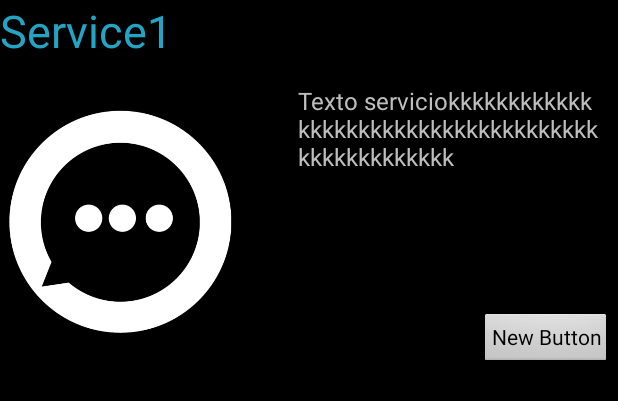
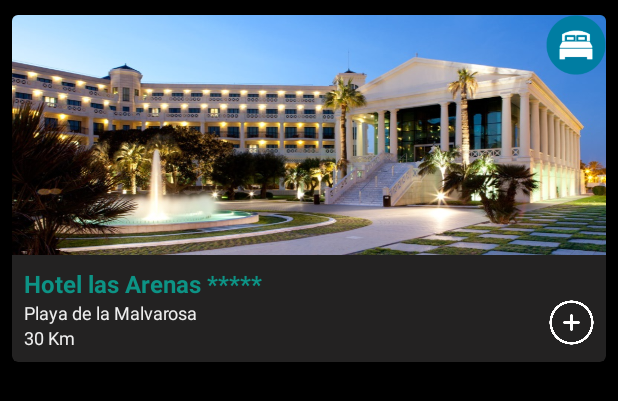
Before and after one commit to carquipe/Rivence, an Android app: the layout item_service.xml on its own in the app's theme, with its tools: preview values and no code run, on a phone screen of 412 x 824 dp. Shown: the top 401 px of the screen. Run offline under Robolectric (Android 15) with nearby library versions, the light colour scheme and no system bars.

Commit message:
2.3.4
  - Cambio a un Splash mas sencillo.
  - Empezamos a usar Cardview para Servicios

    TODO: Falta implementar Cardwievs a Nearyou y Paylog

```diff
--- a/app/build.gradle
+++ b/app/build.gradle
@@ -26,7 +26,13 @@ dependencies {
     testCompile 'junit:junit:4.12'
     compile 'com.android.support:appcompat-v7:23.1.1'
     compile project(':volley')
+
+    //Dependencia progress circle
     compile 'com.github.rahatarmanahmed:circularprogressview:2.4.0'
+
+    //Dependencias Card view & Reclycerview
+    compile 'com.android.support:cardview-v7:23.1.1'
+    compile 'com.android.support:recyclerview-v7:23.1.1'
 
 
 }
--- a/app/src/main/java/katiostudio/rivence/item_service_fragment.java
+++ b/app/src/main/java/katiostudio/rivence/item_service_fragment.java
@@ -16,7 +16,7 @@ public class item_service_fragment extends Fragment {
 
     @Override
     public View onCreateView(LayoutInflater inflater, ViewGroup container, Bundle savedInstanceState) {
-        View rootView = inflater.inflate(R.layout.item_service2, container, false);
+        View rootView = inflater.inflate(R.layout.item_service, container, false);
 
 
         return rootView;
--- a/app/src/main/java/katiostudio/rivence/main.java
+++ b/app/src/main/java/katiostudio/rivence/main.java
@@ -29,6 +29,7 @@ public class main extends Activity {
     static ImageView chaticon;
 
     protected void onCreate(Bundle savedInstanceState) {
+
         /* Generar estructura interfaz básica de la aplicación procedente del Layout: main.xml */
         super.onCreate(savedInstanceState);
         setContentView(R.layout.main);
@@ -48,8 +49,6 @@ public class main extends Activity {
         /* Insercion de la fuente del titulo */
         String fontPath = "fonts/Ailerons-Typeface.otf";
         Typeface tf = Typeface.createFromAsset(getAssets(), fontPath);
-
-        // Aplicacion de la fuente al TextView  titleText
         titleText.setTypeface(tf);
 
 
--- a/app/src/main/res/drawable/service_item_border.xml
+++ b/app/src/main/res/drawable/service_item_border.xml
@@ -9,7 +9,6 @@
                 android:width="1dp"
                 android:color="#75ffffff" />
 
-            <solid android:color="#aa484747" />
 
             <padding
 
--- a/app/src/main/res/layout/item_service.xml
+++ b/app/src/main/res/layout/item_service.xml
@@ -1,62 +1,98 @@
-<?xml version="1.0" encoding="utf-8"?>
-<LinearLayout xmlns:android="http://schemas.android.com/apk/res/android"
-    android:orientation="vertical" android:layout_width="match_parent"
-    android:layout_height="wrap_content"
-    android:weightSum="1">
+<RelativeLayout xmlns:android="http://schemas.android.com/apk/res/android"
+    xmlns:tools="http://schemas.android.com/tools"
+    android:layout_width="match_parent"
+    android:layout_height="match_parent">
 
-    <TextView
+
+    <android.support.v7.widget.CardView xmlns:card_view="http://schemas.android.com/apk/res-auto"
+        android:id="@+id/card_view"
         android:layout_width="match_parent"
         android:layout_height="wrap_content"
-        android:text="Service1"
-        android:id="@+id/textView18"
-        android:textSize="30sp"
-        android:textColor="#24a4c4"
-        android:layout_marginBottom="5dp" />
+        android:layout_marginBottom="8dp"
+        android:layout_marginLeft="8dp"
+        android:layout_marginRight="8dp"
+        card_view:cardCornerRadius="4dp"
+        card_view:cardElevation="4dp"
+        card_view:cardBackgroundColor="#bb312f2f"
+        android:layout_marginTop="10dp">
+
+        <LinearLayout
+            android:layout_width="match_parent"
+            android:layout_height="wrap_content"
+            android:orientation="vertical">
 
             <RelativeLayout
                 android:layout_width="match_parent"
-        android:layout_height="wrap_content">
+                android:layout_height="match_parent">
 
                 <ImageView
-            android:layout_width="157dp"
-            android:layout_height="204dp"
-            android:id="@+id/imageView2"
-            android:src="@drawable/chat_ic"
-            android:layout_alignBottom="@+id/textView19" />
+                    android:id="@+id/imageView"
+                    android:layout_width="match_parent"
+                    android:layout_height="160dp"
+                    android:layout_gravity="center"
+                    android:background="@drawable/arena"
+                    android:gravity="top" />
 
-        <RelativeLayout
-            android:orientation="vertical"
-            android:layout_width="match_parent"
-            android:layout_height="fill_parent"
-            android:layout_alignBottom="@+id/imageView2"
-            android:weightSum="1">
-
-            <TextView
-                android:layout_width="223dp"
-                android:layout_height="wrap_content"
-                android:id="@+id/textView19"
-                android:textSize="16sp"
-                android:textAlignment="center"
-                android:padding="10dp"
-                android:text="Texto serviciokkkkkkkkkkkkkkkkkkkkkkkkkkkkkkkkkkkkkkkkkkkkkkkkkk"
-                android:layout_gravity="right"
+                <ImageView
+                    android:layout_width="40dp"
+                    android:layout_height="40dp"
+                    android:id="@+id/imageView5"
+                    android:background="@drawable/hotels_ic"
                     android:layout_alignParentTop="true"
                     android:layout_alignParentRight="true"
                     android:layout_alignParentEnd="true" />
+            </RelativeLayout>
+
+            <RelativeLayout
+                android:layout_width="match_parent"
+                android:layout_height="wrap_content"
+                android:padding="8dp">
+
+                <TextView
+                    android:id="@+id/header_text"
+                    android:layout_width="wrap_content"
+                    android:layout_height="wrap_content"
+                    android:text="Hotel las Arenas *****"
+                    android:textColor="#0d9385"
+                    android:textSize="16sp"
+                    android:textStyle="bold" />
+
+                <TextView
+                    android:id="@+id/publisher_name"
+                    android:layout_width="wrap_content"
+                    android:layout_height="wrap_content"
+                    android:text="Playa de la Malvarosa"
+                    android:textSize="12sp"
+                    android:layout_below="@+id/header_text"
+                    android:layout_alignParentLeft="true"
+                    android:layout_alignParentStart="true"
+                    android:textColor="#eeeeee" />
+
+                <TextView
+                    android:id="@+id/comment_number"
+                    android:layout_width="wrap_content"
+                    android:layout_height="wrap_content"
+                    android:text="30 Km"
+                    android:textSize="12sp"
+                    android:layout_below="@+id/publisher_name"
+                    android:layout_alignParentLeft="true"
+                    android:layout_alignParentStart="true"
+                    android:textColor="#eeeeee" />
 
                 <Button
-                style="?android:attr/buttonStyleSmall"
-                android:layout_width="wrap_content"
-                android:layout_height="wrap_content"
-                android:text="New Button"
-                android:id="@+id/button2"
-                android:layout_alignParentBottom="true"
+                    android:id="@+id/read_more"
+                    android:layout_width="30dp"
+                    android:layout_height="30dp"
+                    android:textSize="10sp"
+                    android:layout_below="@+id/header_text"
                     android:layout_alignParentRight="true"
-                android:layout_gravity="bottom|right"
-                android:layout_marginRight="5dp"
-                android:layout_marginBottom="5dp" />
-        </RelativeLayout>
+                    android:layout_alignParentEnd="true"
+                    android:background="@drawable/moreinfo_ic" />
 
             </RelativeLayout>
 
         </LinearLayout>
+
+    </android.support.v7.widget.CardView>
+
+</RelativeLayout>
```
Also changed, not shown: app/src/main/java/katiostudio/rivence/SplashScreenActivity.java (+10 -3 lines), app/src/main/res/layout/cardview_service.xml (added, +66 -0 lines), app/src/main/res/layout/splash_screen.xml (+22 -1 lines), app/src/main/assets/fonts/myriad_pro.otf (added), app/src/main/res/drawable/logo_splash.png (added). Lines whose indentation alone changed are shown as unchanged.
